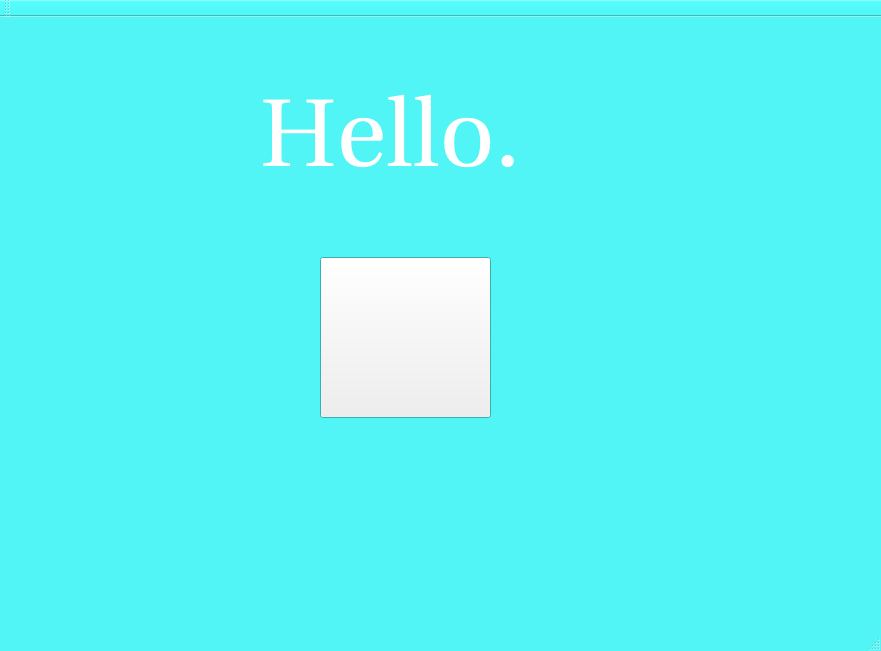
Above: Cardless ATM using biometrics/ui/Welcome.ui from roshantac/Cardless-ATM-using-Biometrics before the change. Below: the same form after it.
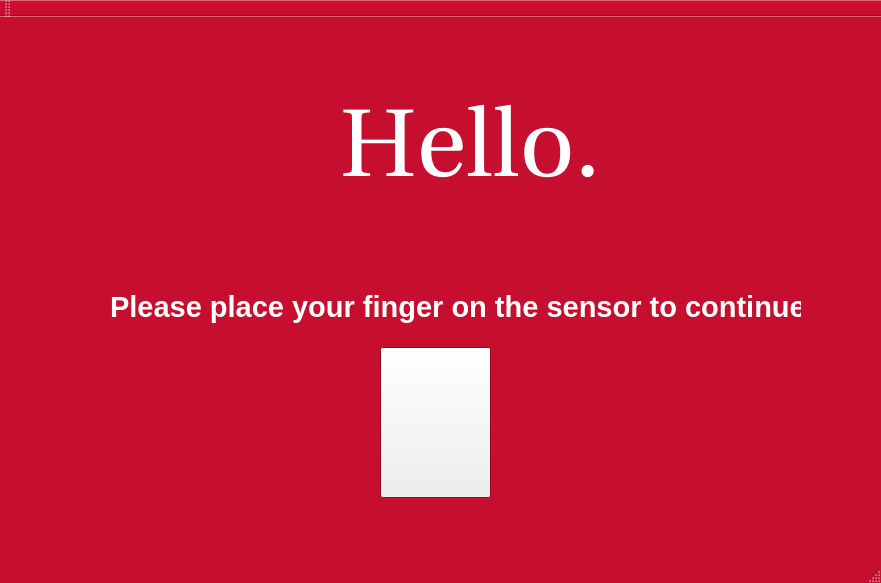
That is the form after the change. Icons and pictures are not drawn.

The edit to the form file:
```diff
--- a/Cardless ATM using biometrics/ui/Welcome.ui
+++ b/Cardless ATM using biometrics/ui/Welcome.ui
@@ -7,7 +7,7 @@
     <x>0</x>
     <y>0</y>
     <width>881</width>
-    <height>651</height>
+    <height>583</height>
    </rect>
   </property>
   <property name="palette">
@@ -25,9 +25,9 @@
      <colorrole role="Window">
       <brush brushstyle="SolidPattern">
        <color alpha="255">
-        <red>81</red>
-        <green>245</green>
-        <blue>245</blue>
+        <red>198</red>
+        <green>14</green>
+        <blue>47</blue>
        </color>
       </brush>
      </colorrole>
@@ -45,9 +45,9 @@
      <colorrole role="Window">
       <brush brushstyle="SolidPattern">
        <color alpha="255">
-        <red>81</red>
-        <green>245</green>
-        <blue>245</blue>
+        <red>198</red>
+        <green>14</green>
+        <blue>47</blue>
        </color>
       </brush>
      </colorrole>
@@ -56,18 +56,18 @@
      <colorrole role="Base">
       <brush brushstyle="SolidPattern">
        <color alpha="255">
-        <red>81</red>
-        <green>245</green>
-        <blue>245</blue>
+        <red>198</red>
+        <green>14</green>
+        <blue>47</blue>
        </color>
       </brush>
      </colorrole>
      <colorrole role="Window">
       <brush brushstyle="SolidPattern">
        <color alpha="255">
-        <red>81</red>
-        <green>245</green>
-        <blue>245</blue>
+        <red>198</red>
+        <green>14</green>
+        <blue>47</blue>
        </color>
       </brush>
      </colorrole>
@@ -81,8 +81,8 @@
    <widget class="QLabel" name="label">
     <property name="geometry">
      <rect>
-      <x>260</x>
-      <y>20</y>
+      <x>340</x>
+      <y>30</y>
       <width>381</width>
       <height>201</height>
      </rect>
@@ -100,10 +100,10 @@
    <widget class="QPushButton" name="pushButton">
     <property name="geometry">
      <rect>
-      <x>320</x>
-      <y>240</y>
-      <width>171</width>
-      <height>161</height>
+      <x>380</x>
+      <y>330</y>
+      <width>111</width>
+      <height>151</height>
      </rect>
     </property>
     <property name="text">
@@ -115,11 +115,24 @@
     </property>
     <property name="iconSize">
      <size>
-      <width>170</width>
-      <height>170</height>
+      <width>150</width>
+      <height>150</height>
      </size>
     </property>
    </widget>
+   <widget class="QLabel" name="label_2">
+    <property name="geometry">
+     <rect>
+      <x>110</x>
+      <y>250</y>
+      <width>691</width>
+      <height>81</height>
+     </rect>
+    </property>
+    <property name="text">
+     <string>&lt;html&gt;&lt;head/&gt;&lt;body&gt;&lt;p&gt;&lt;span style=&quot; font-size:22pt; font-weight:600; color:#ffffff;&quot;&gt;Please place your finger on the sensor to continue&lt;/span&gt;&lt;/p&gt;&lt;/body&gt;&lt;/html&gt;</string>
+    </property>
+   </widget>
   </widget>
   <widget class="QMenuBar" name="menubar">
    <property name="geometry">
```
Left out of the diff: 2 changed lines with no effect on the pictures.
